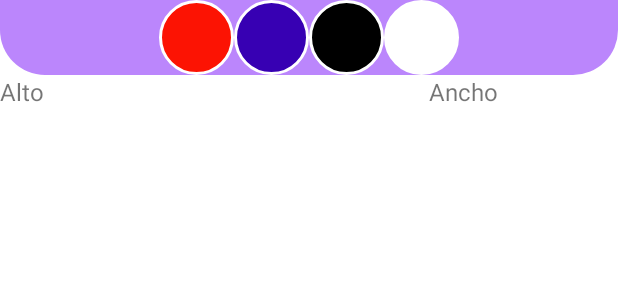
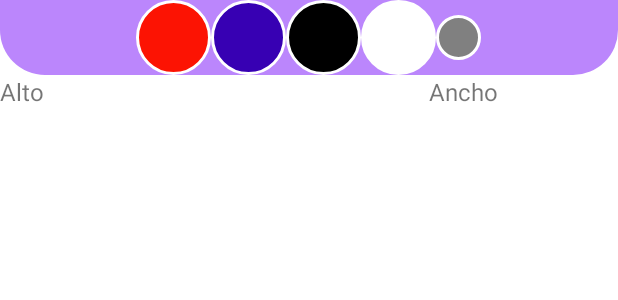
Before and after one commit to joulsCarvajal/HabersiAhorasi, an Android app: the layout activity_main.xml on its own in the app's theme, with its tools: preview values and no code run, on a phone screen of 412 x 824 dp. Shown: the top 300 px of the screen. Run offline under Robolectric (Android 15) with nearby library versions, the phone set to English and light mode, and no system bars.

Commit message:
Ok changes of toast gray

```diff
--- /dev/null
+++ b/app/src/main/res/drawable/sizeline_background.xml
@@ -0,0 +1,7 @@
+<?xml version="1.0" encoding="utf-8"?>
+<shape xmlns:android="http://schemas.android.com/apk/res/android">
+    <corners android:radius="1000dp"/>
+    <stroke android:color="@color/white"
+        android:width="2dp"/>
+    <solid android:color="@color/gray"/>
+</shape>
--- a/app/src/main/res/layout/activity_main.xml
+++ b/app/src/main/res/layout/activity_main.xml
@@ -40,6 +40,12 @@
             android:layout_height="50dp"
             android:background="@drawable/white_background"/>
 
+        <ImageButton
+            android:id="@+id/sizeLine"
+            android:layout_width="30dp"
+            android:layout_height="30dp"
+            android:background="@drawable/sizeline_background"/>
+
     </LinearLayout>
 
 <!--permite esperar el dibujo de nuestro canvas-->
--- a/app/src/main/res/values/colors.xml
+++ b/app/src/main/res/values/colors.xml
@@ -8,4 +8,5 @@
     <color name="black">#FF000000</color>
     <color name="white">#FFFFFFFF</color>
     <color name="red">#FC1303</color>
+    <color name="gray">#808080</color>
 </resources>
```
Also changed, not shown: app/src/main/java/com/example/dibujando/MainActivity.kt (+8 -1 lines), app/src/main/java/com/example/dibujando/PaintView.kt (+0 -7 lines).
